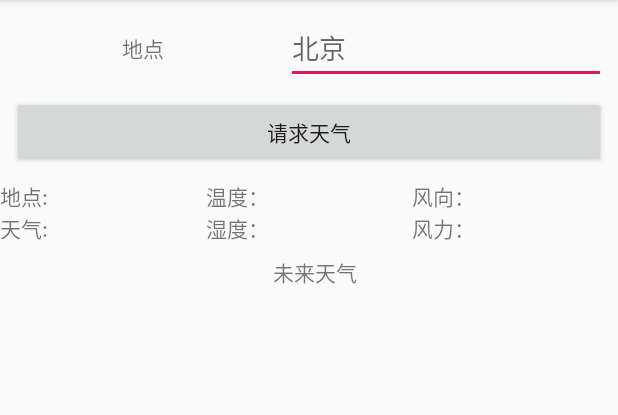
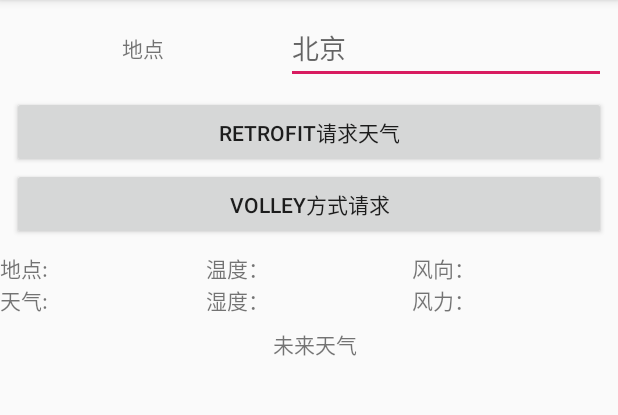
Before and after one commit to kevinblu/Weather, an Android app: the screen it shows after launch (MainActivity), on a phone screen of 412 x 824 dp, the part 84-499 px from its top. Run offline under Robolectric (Android 15) with nearby library versions, the phone set to English and light mode, and no system bars; our stand-ins replace ButterKnife, Volley.

Commit message:
只是看不惯有提示罢了

```diff
--- a/app/build.gradle
+++ b/app/build.gradle
@@ -42,4 +42,7 @@ dependencies {
     //recyclerView
     implementation 'androidx.recyclerview:recyclerview-selection:1.0.0'
     implementation 'androidx.recyclerview:recyclerview:1.0.0'
+    //volley
+    implementation 'com.android.volley:volley:1.1.1'
+
 }
--- a/app/src/main/res/layout/activity_main.xml
+++ b/app/src/main/res/layout/activity_main.xml
@@ -14,7 +14,7 @@
         android:orientation="horizontal"
         app:layout_constraintLeft_toLeftOf="parent"
         app:layout_constraintRight_toRightOf="parent"
-        app:layout_constraintTop_toBottomOf="@+id/btn_quest_for_weather">
+        app:layout_constraintTop_toBottomOf="@id/btn_volley_quest">
 
         <LinearLayout
             android:id="@+id/layout_today_weather"
@@ -93,11 +93,22 @@
         android:layout_marginStart="8dp"
         android:layout_marginTop="8dp"
         android:layout_marginEnd="8dp"
-        android:text="请求天气"
+        android:text="Retrofit请求天气"
         app:layout_constraintEnd_toEndOf="parent"
         app:layout_constraintHorizontal_bias="1.0"
         app:layout_constraintStart_toStartOf="parent"
         app:layout_constraintTop_toBottomOf="@+id/editText" />
+
+    <Button
+        android:id="@+id/btn_volley_quest"
+        android:layout_width="match_parent"
+        android:layout_height="wrap_content"
+        android:layout_marginStart="8dp"
+        android:layout_marginEnd="8dp"
+        android:text="Volley方式请求"
+        app:layout_constraintEnd_toEndOf="parent"
+        app:layout_constraintStart_toStartOf="parent"
+        app:layout_constraintTop_toBottomOf="@id/btn_quest_for_weather" />
 
     <EditText
         android:id="@+id/editText"
```
Also changed, not shown: app/src/main/java/com/shen/weatherbroadcast/MainActivity.java (+62 -9 lines).
